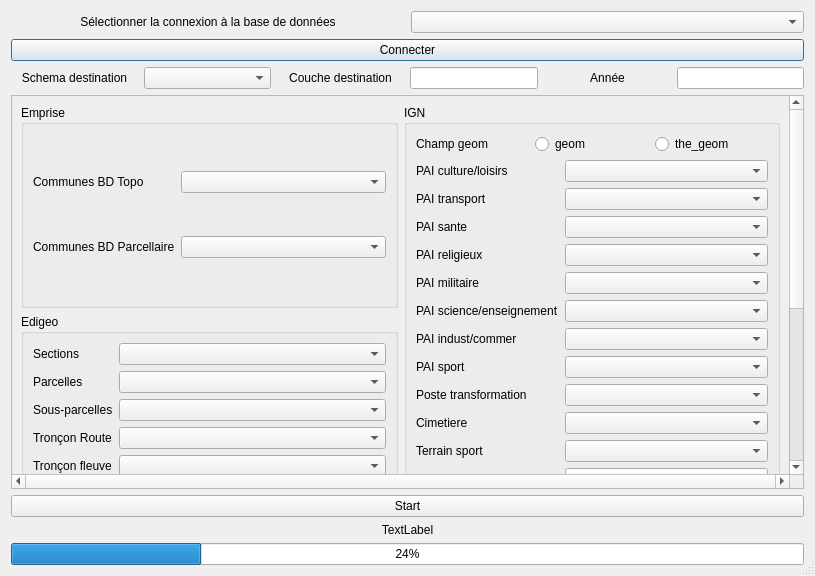
The window that Outil-Socle-MOS/socle_mos/interface_socle.ui (SIRS-CLS/mos-adeupa-ce) describes before a commit, drawn with Qt 5.
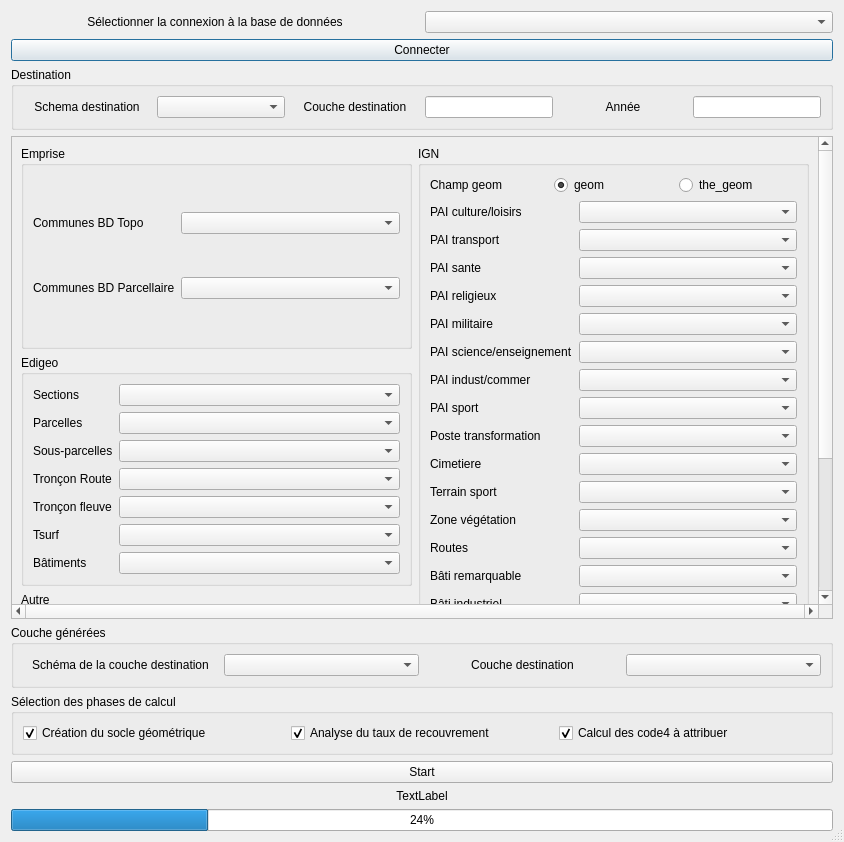
The same window after the commit.

Commit message: Amélioration de la méthode de calcul de la comparaison + Ajout du choix d'étape lors de la création de socle

```diff
--- a/Outil-Socle-MOS/socle_mos/interface_socle.ui
+++ b/Outil-Socle-MOS/socle_mos/interface_socle.ui
@@ -6,8 +6,8 @@
    <rect>
     <x>0</x>
     <y>0</y>
-    <width>815</width>
-    <height>576</height>
+    <width>844</width>
+    <height>842</height>
    </rect>
   </property>
   <property name="maximumSize">
@@ -22,10 +22,7 @@
   <property name="sizeGripEnabled">
    <bool>true</bool>
   </property>
-  <layout class="QVBoxLayout" name="verticalLayout">
-   <property name="sizeConstraint">
-    <enum>QLayout::SetMinimumSize</enum>
-   </property>
+  <layout class="QVBoxLayout" name="verticalLayout_6">
    <item>
     <layout class="QHBoxLayout" name="horizontalLayout_2">
      <item>
@@ -66,6 +63,12 @@
     </widget>
    </item>
    <item>
+    <widget class="QGroupBox" name="gb_destination">
+     <property name="title">
+      <string>Destination</string>
+     </property>
+     <layout class="QVBoxLayout" name="verticalLayout_5">
+      <item>
     <layout class="QHBoxLayout" name="horizontalLayout">
      <item>
       <widget class="QLabel" name="label_6">
@@ -122,8 +125,14 @@
      </item>
     </layout>
    </item>
+     </layout>
+    </widget>
+   </item>
    <item>
-    <widget class="QScrollArea" name="scrollArea">
+    <widget class="QScrollArea" name="gb_data">
+     <property name="enabled">
+      <bool>true</bool>
+     </property>
      <property name="verticalScrollBarPolicy">
       <enum>Qt::ScrollBarAlwaysOn</enum>
      </property>
@@ -138,7 +147,7 @@
        <rect>
         <x>0</x>
         <y>0</y>
-        <width>778</width>
+        <width>807</width>
         <height>618</height>
        </rect>
       </property>
@@ -424,6 +433,9 @@
                 <property name="text">
                  <string>geom</string>
                 </property>
+                <property name="checked">
+                 <bool>true</bool>
+                </property>
                 <attribute name="buttonGroup">
                  <string notr="true">btgr_geom</string>
                 </attribute>
@@ -720,6 +732,96 @@
      </widget>
     </widget>
    </item>
+   <item>
+    <widget class="QGroupBox" name="gb_genere">
+     <property name="enabled">
+      <bool>true</bool>
+     </property>
+     <property name="title">
+      <string>Couche générées</string>
+     </property>
+     <layout class="QVBoxLayout" name="verticalLayout_4">
+      <item>
+       <layout class="QHBoxLayout" name="horizontalLayout_5">
+        <item>
+         <widget class="QLabel" name="label_16">
+          <property name="text">
+           <string>Schéma de la couche destination</string>
+          </property>
+          <property name="alignment">
+           <set>Qt::AlignCenter</set>
+          </property>
+         </widget>
+        </item>
+        <item>
+         <widget class="QComboBox" name="cb_schema_geom"/>
+        </item>
+        <item>
+         <widget class="QLabel" name="label_17">
+          <property name="text">
+           <string>Couche destination</string>
+          </property>
+          <property name="alignment">
+           <set>Qt::AlignCenter</set>
+          </property>
+         </widget>
+        </item>
+        <item>
+         <widget class="QComboBox" name="cb_couche_geom"/>
+        </item>
+       </layout>
+      </item>
+     </layout>
+    </widget>
+   </item>
+   <item>
+    <widget class="QGroupBox" name="groupBox_2">
+     <property name="title">
+      <string>Sélection des phases de calcul</string>
+     </property>
+     <layout class="QVBoxLayout" name="verticalLayout">
+      <item>
+       <layout class="QHBoxLayout" name="horizontalLayout_4">
+        <item>
+         <widget class="QCheckBox" name="cbx_etape1">
+          <property name="text">
+           <string>Création du socle géométrique</string>
+          </property>
+          <property name="checked">
+           <bool>true</bool>
+          </property>
+          <property name="tristate">
+           <bool>false</bool>
+          </property>
+         </widget>
+        </item>
+        <item>
+         <widget class="QCheckBox" name="cbx_etape2">
+          <property name="text">
+           <string>Analyse du taux de recouvrement</string>
+          </property>
+          <property name="checked">
+           <bool>true</bool>
+          </property>
+         </widget>
+        </item>
+        <item>
+         <widget class="QCheckBox" name="cbx_etape3">
+          <property name="text">
+           <string>Calcul des code4 à attribuer</string>
+          </property>
+          <property name="checked">
+           <bool>true</bool>
+          </property>
+         </widget>
+        </item>
+       </layout>
+      </item>
+     </layout>
+     <zorder>cbx_etape1</zorder>
+     <zorder></zorder>
+    </widget>
+   </item>
    <item>
     <widget class="QPushButton" name="pb_start">
      <property name="text">
```
Left out of the diff: 9 changed lines with no effect on the pictures. Lines whose indentation alone changed are shown as unchanged. The commit also changes 10 other files.
